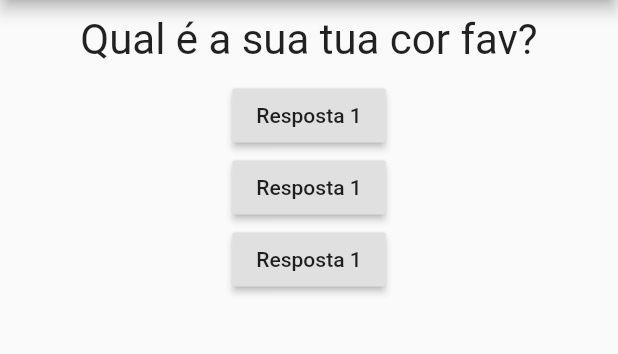
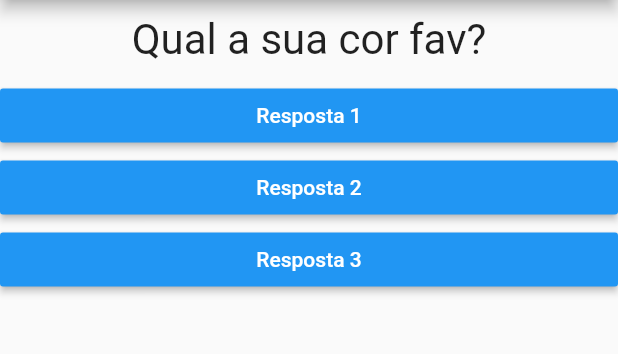
Before and after one commit to kevinbrendo/flutterPerguntas, a Flutter app: the screen it shows after launch, on a phone screen of 412 x 824 dp, the part 84-438 px from its top. Run offline on Flutter 3.47's test engine with Material 2 defaults, Android fonts, the phone set to English and light mode, and no system bars.

Commit message:
adicionando component resposta

```diff
--- a/lib/main.dart
+++ b/lib/main.dart
@@ -1,5 +1,6 @@
 import 'package:flutter/material.dart';
 import './questao.dart';
+import './respostas.dart';
 
 
 main () => runApp(PerguntaApp());
@@ -17,15 +18,24 @@ class _PerguntaAppState extends State<PerguntaApp> {
     setState(() {
     perguntaSelecionada++;
     });
-    print(perguntaSelecionada);
   }
 
   @override
   Widget build(BuildContext context) {
 
-    final List<String> perguntas = [
-    'Qual é a sua tua cor fav?',
-    'Qual é o seu animal fav?'
+    final List<Map<String, Object>> perguntas = [
+    {
+      'texto': 'Qual a sua cor fav?',
+      'respostas': ['Preto', 'Vermelho', 'Verde', 'Branco'],
+    },
+    {
+      'texto': 'Qual é o seu animal fav?',
+      'respostas': ['Coelho', 'Cachorro', 'Gato', 'Passaro'],
+    },
+    {
+      'texto': 'Qual é o seu instrutor fav?',
+      'respostas': ['Leo', 'Maria', 'Tereza', 'Pedro'],
+    },
     ];
 
     return MaterialApp(
@@ -35,19 +45,10 @@ class _PerguntaAppState extends State<PerguntaApp> {
         ),
         body: Column(
           children: <Widget>[
-            Questao(perguntas[perguntaSelecionada]),
-            RaisedButton(
-              child: Text('Resposta 1'),
-              onPressed: responder,
-            ),
-            RaisedButton(
-              child: Text('Resposta 1'),
-              onPressed: responder,
-            ),
-            RaisedButton(
-              child: Text('Resposta 1'),
-              onPressed: responder,
-            ),
+            Questao(perguntas[perguntaSelecionada]['texto']),
+            Resposta('Resposta 1', responder),
+            Resposta('Resposta 2', responder),
+            Resposta('Resposta 3', responder),
           ],
         ),
       ),
--- /dev/null
+++ b/lib/respostas.dart
@@ -0,0 +1,22 @@
+import 'package:flutter/material.dart';
+
+class Resposta extends StatelessWidget {
+  final String texto;
+
+  final void Function () onSelected;
+
+  Resposta(this.texto, this.onSelected);
+
+  @override
+  Widget build(BuildContext context) {
+    return Container(
+      width: double.infinity,
+      child: RaisedButton(
+        textColor: Colors.white,
+        color: Colors.blue,
+        child: Text(texto),
+        onPressed: onSelected,
+      ),
+    );
+  }
+}
--- a/pubspec.yaml
+++ b/pubspec.yaml
@@ -14,7 +14,7 @@ description: A new Flutter project.
 version: 1.0.0+1
 
 environment:
-  sdk: ">=2.1.0 <3.0.0"
+  sdk: ">=2.3.0 <3.0.0"
 
 dependencies:
   flutter:
```
